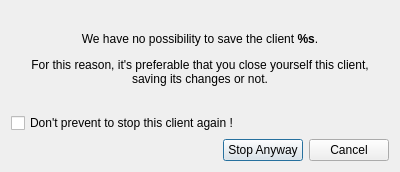
Above: resources/ui/stop_client_no_save.ui from Houston4444/RaySession before the change. Below: the same form after it.
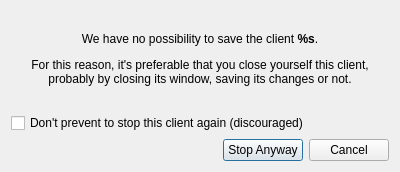
That is the form after the change. Icons and pictures are not drawn.

Commit message: make Do not show this message again in nosave client stop dialog works

What changed in the file:
```diff
--- a/resources/ui/stop_client_no_save.ui
+++ b/resources/ui/stop_client_no_save.ui
@@ -30,7 +30,7 @@
    <item>
     <widget class="QLabel" name="label">
      <property name="text">
-      <string>&lt;html&gt;&lt;head/&gt;&lt;body&gt;&lt;p&gt;We have no possibility to save the client &lt;span style=&quot; font-weight:600;&quot;&gt;%s&lt;/span&gt;.&lt;/p&gt;&lt;p&gt;For this reason, it's preferable that you close yourself this client,&lt;br/&gt;saving its changes or not.&lt;/p&gt;&lt;/body&gt;&lt;/html&gt;</string>
+      <string>&lt;html&gt;&lt;head/&gt;&lt;body&gt;&lt;p&gt;We have no possibility to save the client &lt;span style=&quot; font-weight:600;&quot;&gt;%s&lt;/span&gt;.&lt;/p&gt;&lt;p&gt;For this reason, it's preferable that you close yourself this client,&lt;br/&gt;probably by closing its window, saving its changes or not.&lt;/p&gt;&lt;/body&gt;&lt;/html&gt;</string>
      </property>
      <property name="alignment">
       <set>Qt::AlignCenter</set>
@@ -53,7 +53,7 @@
    <item>
     <widget class="QCheckBox" name="checkBox">
      <property name="text">
-      <string>Don't prevent to stop this client again !</string>
+      <string>Don't prevent to stop this client again (discouraged)</string>
      </property>
     </widget>
    </item>
```
The commit also changes 2 other files.
